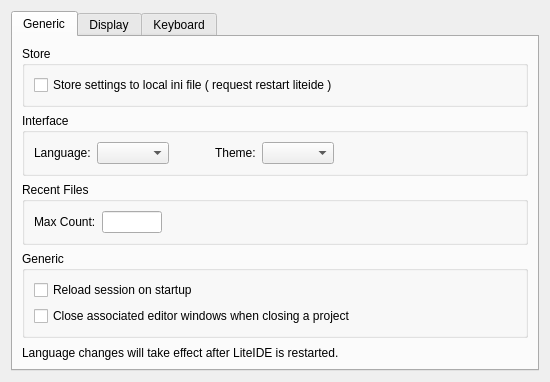
Before: the Qt Designer form liteidex/src/liteapp/liteappoption.ui in visualfc/liteide, drawn with Qt 5.
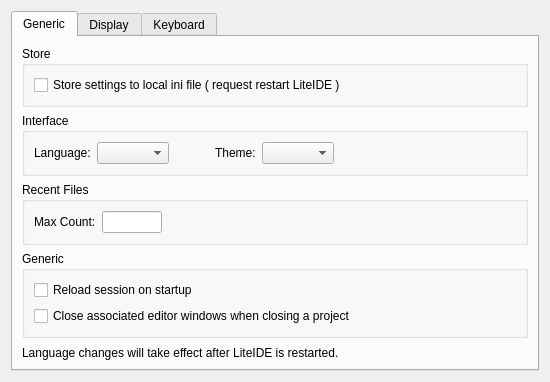
After: the same form once the commit is applied.

The edit to the form file:
```diff
--- a/liteidex/src/liteapp/liteappoption.ui
+++ b/liteidex/src/liteapp/liteappoption.ui
@@ -33,7 +33,7 @@
           <item>
            <widget class="QCheckBox" name="storeLocalCheckBox">
             <property name="text">
-             <string>Store settings to local ini file ( request restart liteide )</string>
+             <string>Store settings to local ini file ( request restart LiteIDE )</string>
             </property>
            </widget>
           </item>
```
